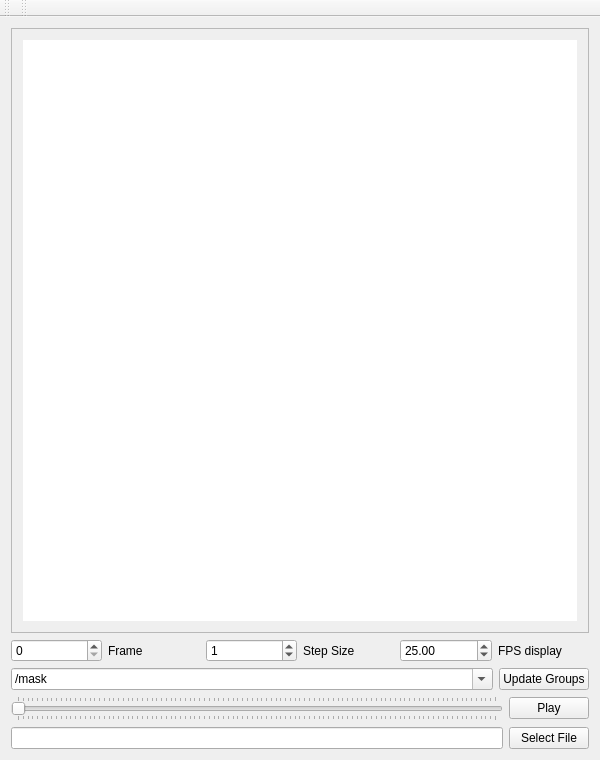
ver228/tierpsy-tracker, file tierpsy/gui/QtDesignerFiles/HDF5VideoPlayer.ui: the form before one commit.
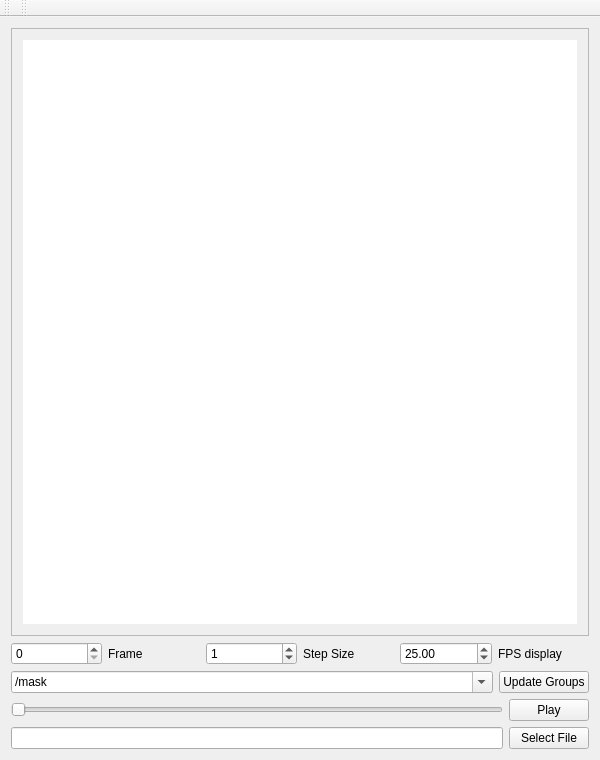
The form after the commit.

Commit message: make player slider increase by frame_number

The edit to the form file:
```diff
--- a/tierpsy/gui/QtDesignerFiles/HDF5VideoPlayer.ui
+++ b/tierpsy/gui/QtDesignerFiles/HDF5VideoPlayer.ui
@@ -34,7 +34,7 @@
            <x>0</x>
            <y>0</y>
            <width>572</width>
-           <height>525</height>
+           <height>532</height>
           </rect>
          </property>
          <layout class="QVBoxLayout" name="verticalLayout_3">
@@ -179,7 +179,7 @@
            <bool>false</bool>
           </property>
           <property name="tickPosition">
-           <enum>QSlider::TicksBothSides</enum>
+           <enum>QSlider::NoTicks</enum>
           </property>
          </widget>
         </item>
```
The commit also changes 2 other files.
